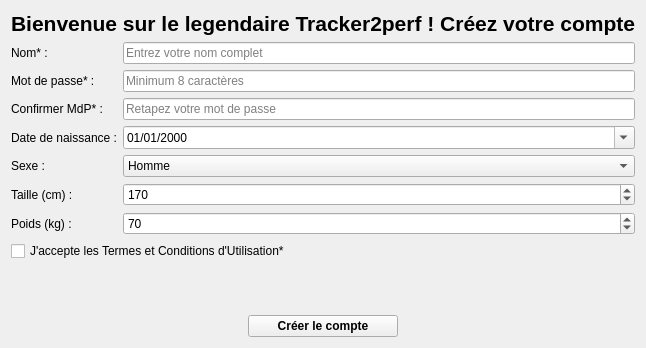
Before: the Qt Designer form UI_folder/creation_utilsateur.ui in Felixcegep/tracker2perf, drawn with Qt 5.
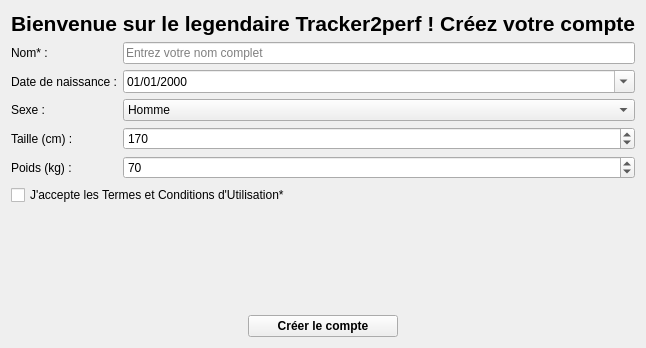
After: the same form once the commit is applied.

Commit message: creation de compte fonctionne :)

```diff
--- a/UI_folder/creation_utilsateur.ui
+++ b/UI_folder/creation_utilsateur.ui
@@ -34,26 +34,6 @@
     <layout class="QHBoxLayout" name="horizontalLayout_Content">
      <item>
       <layout class="QGridLayout" name="gridLayout_Form">
-       <item row="3" column="1">
-        <widget class="QDateEdit" name="dateEdit_Naissance">
-         <property name="displayFormat">
-          <string>dd/MM/yyyy</string>
-         </property>
-         <property name="calendarPopup">
-          <bool>true</bool>
-         </property>
-        </widget>
-       </item>
-       <item row="1" column="1">
-        <widget class="QLineEdit" name="lineEdit_Password">
-         <property name="echoMode">
-          <enum>QLineEdit::EchoMode::Password</enum>
-         </property>
-         <property name="placeholderText">
-          <string>Minimum 8 caractères</string>
-         </property>
-        </widget>
-       </item>
        <item row="0" column="1">
         <widget class="QLineEdit" name="lineEdit_Nom">
          <property name="placeholderText">
@@ -61,7 +41,7 @@
          </property>
         </widget>
        </item>
-       <item row="6" column="1">
+       <item row="4" column="1">
         <widget class="QSpinBox" name="spinBox_Poids">
          <property name="minimum">
           <number>20</number>
@@ -74,17 +54,27 @@
          </property>
         </widget>
        </item>
-       <item row="1" column="0">
-        <widget class="QLabel" name="label_Password">
+       <item row="3" column="0">
+        <widget class="QLabel" name="label_Taille">
          <property name="text">
-          <string>Mot de passe* :</string>
+          <string>Taille (cm) :</string>
          </property>
          <property name="buddy">
           <cstring>lineEdit_Password</cstring>
          </property>
         </widget>
        </item>
-       <item row="4" column="1">
+       <item row="2" column="0">
+        <widget class="QLabel" name="label_Sexe">
+         <property name="text">
+          <string>Sexe :</string>
+         </property>
+         <property name="buddy">
+          <cstring>comboBox_Genre</cstring>
+         </property>
+        </widget>
+       </item>
+       <item row="2" column="1">
         <widget class="QComboBox" name="comboBox_Genre">
          <item>
           <property name="text">
@@ -98,7 +88,7 @@
          </item>
         </widget>
        </item>
-       <item row="6" column="0">
+       <item row="4" column="0">
         <widget class="QLabel" name="label_Poids">
          <property name="text">
           <string>Poids (kg) :</string>
@@ -108,16 +98,23 @@
          </property>
         </widget>
        </item>
-       <item row="5" column="1">
-        <widget class="QSpinBox" name="spinBox_Taille">
-         <property name="minimum">
-          <number>50</number>
+       <item row="1" column="1">
+        <widget class="QDateEdit" name="dateEdit_Naissance">
+         <property name="displayFormat">
+          <string>dd/MM/yyyy</string>
          </property>
-         <property name="maximum">
-          <number>250</number>
+         <property name="calendarPopup">
+          <bool>true</bool>
          </property>
-         <property name="value">
-          <number>170</number>
+        </widget>
+       </item>
+       <item row="1" column="0">
+        <widget class="QLabel" name="label_DateNaissance">
+         <property name="text">
+          <string>Date de naissance :</string>
+         </property>
+         <property name="buddy">
+          <cstring>dateEdit_Naissance</cstring>
          </property>
         </widget>
        </item>
@@ -131,53 +128,16 @@
          </property>
         </widget>
        </item>
-       <item row="5" column="0">
-        <widget class="QLabel" name="label_Taille">
-         <property name="text">
-          <string>Taille (cm) :</string>
+       <item row="3" column="1">
+        <widget class="QSpinBox" name="spinBox_Taille">
+         <property name="minimum">
+          <number>50</number>
          </property>
-         <property name="buddy">
-          <cstring>spinBox_Taille</cstring>
+         <property name="maximum">
+          <number>250</number>
          </property>
-        </widget>
-       </item>
-       <item row="4" column="0">
-        <widget class="QLabel" name="label_Sexe">
-         <property name="text">
-          <string>Sexe :</string>
-         </property>
-         <property name="buddy">
-          <cstring>comboBox_Genre</cstring>
-         </property>
-        </widget>
-       </item>
-       <item row="3" column="0">
-        <widget class="QLabel" name="label_DateNaissance">
-         <property name="text">
-          <string>Date de naissance :</string>
-         </property>
-         <property name="buddy">
-          <cstring>dateEdit_Naissance</cstring>
-         </property>
-        </widget>
-       </item>
-       <item row="2" column="0">
-        <widget class="QLabel" name="label_PasswordConfirm">
-         <property name="text">
-          <string>Confirmer MdP* :</string>
-         </property>
-         <property name="buddy">
-          <cstring>lineEdit_PasswordConfirm</cstring>
-         </property>
-        </widget>
-       </item>
-       <item row="2" column="1">
-        <widget class="QLineEdit" name="lineEdit_PasswordConfirm">
-         <property name="echoMode">
-          <enum>QLineEdit::EchoMode::Password</enum>
-         </property>
-         <property name="placeholderText">
-          <string>Retapez votre mot de passe</string>
+         <property name="value">
+          <number>170</number>
          </property>
         </widget>
        </item>
```
Left out of the diff: 4 changed lines with no effect on the pictures. The commit also changes 4 other files.
